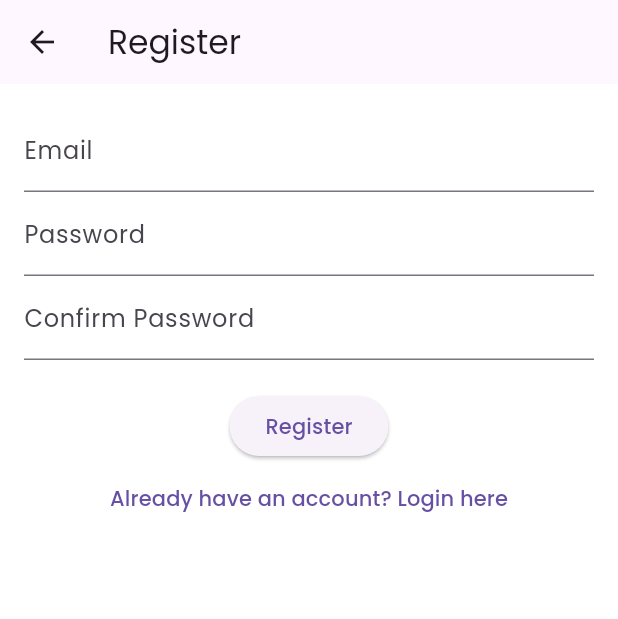
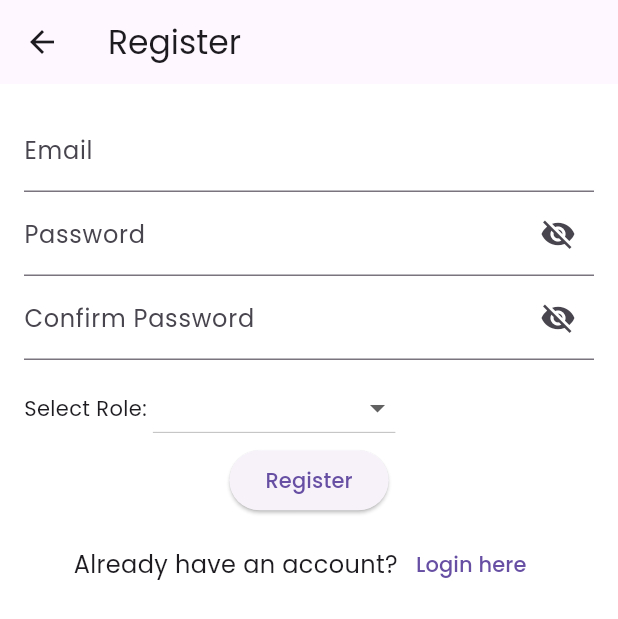
Before and after one commit to qinyeeLisa/campsite-permit-app, a Flutter app: the RegisterScreen screen opened by its route, on a phone screen of 412 x 824 dp. Shown: the top 619 px of the screen. Run offline on Flutter 3.47's test engine with Material 3 defaults, Android fonts, the phone set to English and light mode, and no system bars; our stand-ins replace flutter_svg, google_fonts; missing offline and left inert: amplify_auth_cognito, amplify_authenticator, amplify_flutter; network calls fail.

Commit message:
Password visibility toggle

```diff
--- a/lib/Screens/Register/register_screen.dart
+++ b/lib/Screens/Register/register_screen.dart
@@ -12,6 +12,10 @@ class _RegisterScreenState extends State<RegisterScreen> {
   String _email = '';
   String _password = '';
   final String _confirmPassword = '';
+  String _selectedRole = 'camper';
+
+  bool _isPasswordVisible = false;
+  bool _isConfirmPasswordVisible = false;
 
   void _register() {
     if (_formKey.currentState!.validate()) {
@@ -30,6 +34,7 @@ class _RegisterScreenState extends State<RegisterScreen> {
 
   @override
   Widget build(BuildContext context) {
+    Size size = MediaQuery.of(context).size;
     return Scaffold(
       appBar: AppBar(
         title: const Text('Register'),
@@ -56,8 +61,20 @@ class _RegisterScreenState extends State<RegisterScreen> {
                 },
               ),
               TextFormField(
-                decoration: const InputDecoration(labelText: 'Password'),
-                obscureText: true,
+                obscureText: !_isPasswordVisible,
+                decoration: InputDecoration(
+                  labelText: 'Password',
+                  suffixIcon: IconButton(
+                    icon: Icon(
+                      _isPasswordVisible ? Icons.visibility : Icons.visibility_off,
+                    ),
+                    onPressed: () {
+                      setState(() {
+                        _isPasswordVisible = !_isPasswordVisible;
+                      });
+                    },
+                  ),
+                ),
                 validator: (value) {
                   if (value == null || value.isEmpty) {
                     return 'Please enter your password';
@@ -71,9 +88,20 @@ class _RegisterScreenState extends State<RegisterScreen> {
                 },
               ),
               TextFormField(
-                decoration:
-                    const InputDecoration(labelText: 'Confirm Password'),
-                obscureText: true,
+                obscureText: !_isConfirmPasswordVisible,
+                decoration: InputDecoration(
+                  labelText: 'Confirm Password',
+                  suffixIcon: IconButton(
+                    icon: Icon(
+                      _isConfirmPasswordVisible ? Icons.visibility : Icons.visibility_off,
+                    ),
+                    onPressed: () {
+                      setState(() {
+                        _isConfirmPasswordVisible = !_isConfirmPasswordVisible;
+                      });
+                    },
+                  ),
+                ),
                 validator: (value) {
                   if (value == null || value.isEmpty) {
                     return 'Please confirm your password';
@@ -83,16 +111,46 @@ class _RegisterScreenState extends State<RegisterScreen> {
                   return null;
                 },
               ),
-              const SizedBox(height: 20),
+              SizedBox(height: size.height * 0.01),
+              Row(
+                children: [
+                  const Text('Select Role: '),
+                  DropdownButton<String>(
+                    value: _selectedRole,
+                    onChanged: (String? newValue) {
+                      setState(() {
+                        _selectedRole = newValue!;
+                      });
+                    },
+                    items: <String>['Camper', 'Campsite Owner']
+                        .map<DropdownMenuItem<String>>((String value) {
+                      return DropdownMenuItem<String>(
+                        value: value,
+                        child: Text(value),
+                      );
+                    }).toList(),
+                  )
+                ],
+              ),
               ElevatedButton(
                 onPressed: _register,
                 child: const Text('Register'),
               ),
-              TextButton(
-                onPressed: () {
-                  Navigator.pushNamed(context, '/login');
-                },
-                child: const Text('Already have an account? Login here'),
+              SizedBox(height: size.height * 0.01),
+              Row(
+                mainAxisAlignment: MainAxisAlignment.center,
+                children: [
+                  const Text(
+                    style: const TextStyle(fontSize: 16),
+                    'Already have an account?',
+                  ),
+                  TextButton(
+                    onPressed: () {
+                      Navigator.pushNamed(context, '/login');
+                    },
+                    child: const Text('Login here'),
+                  ),
+                ],
               ),
             ],
           ),
```
Also changed, not shown: lib/Screens/Login/login_screen.dart (+38 -10 lines).
